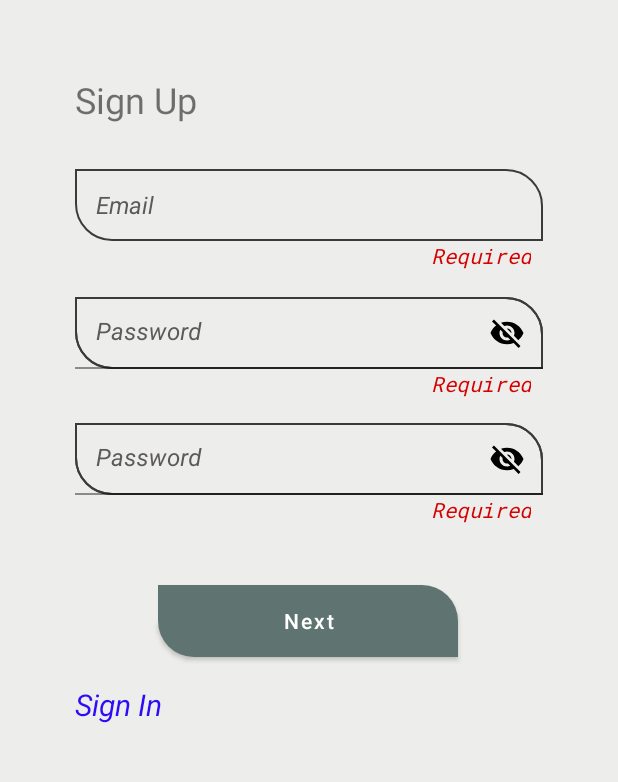
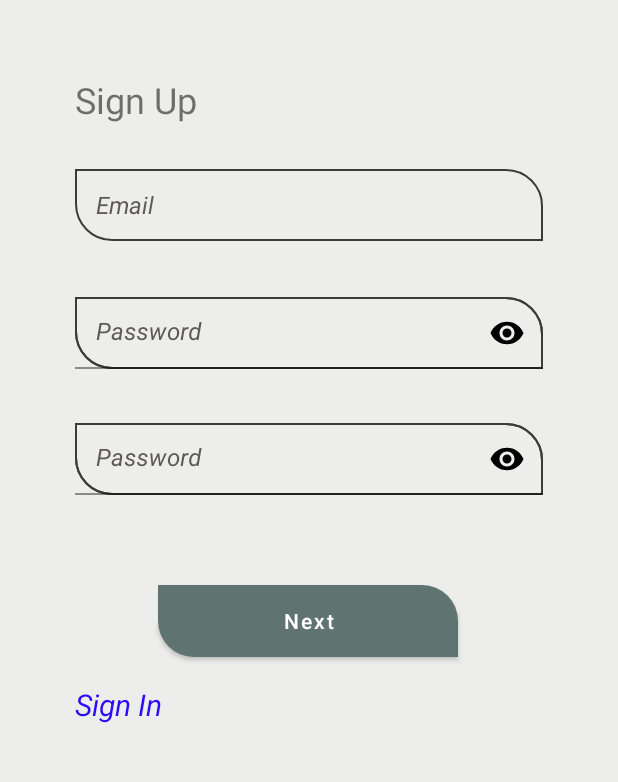
Before and after one commit to Msous001/Quick_Pet1, an Android app: the layout activity_register.xml on its own in the app's theme, with its tools: preview values and no code run, on a phone screen of 412 x 824 dp, the part 293-1075 px from its top. Run offline under Robolectric (Android 15) with nearby library versions, the phone set to English and light mode, and no system bars; Roboto replaces fonts that are not available here.

Commit message:
SignUp page

```diff
--- a/app/src/main/java/com/example/quick_pet/Register.java
+++ b/app/src/main/java/com/example/quick_pet/Register.java
@@ -27,7 +27,7 @@ public class Register extends AppCompatActivity {
     EditText mEmail, mPassword, mConfirm;
     TextView mReg1, mReg2, mReg3;
     Button reg_btn;
-    TextView mLogin, mForgot_pass;
+    TextView mLogin;
     FirebaseAuth fAuth;
 
     @Override
@@ -41,7 +41,7 @@ public class Register extends AppCompatActivity {
         mConfirm = findViewById(R.id.confirm_passw);
         reg_btn = findViewById(R.id.next_btn);
         mLogin = findViewById(R.id.singIn_link);
-        mForgot_pass = findViewById(R.id.forgot_link);
+
         mReg1 = findViewById(R.id.req1);
         mReg2 = findViewById(R.id.req2);
         mReg3 = findViewById(R.id.req3);
--- a/app/src/main/res/drawable/password_toggle.xml
+++ b/app/src/main/res/drawable/password_toggle.xml
@@ -1,6 +1,6 @@
 <?xml version="1.0" encoding="utf-8"?>
 <selector xmlns:android="http://schemas.android.com/apk/res/android">
+
     <item android:drawable="@drawable/ic_visibility_on" android:state_checked="true"/>
     <item android:drawable="@drawable/ic_visibility_off"/>
-
 </selector>
--- a/app/src/main/res/layout/activity_register.xml
+++ b/app/src/main/res/layout/activity_register.xml
@@ -78,6 +78,7 @@
         app:layout_constraintTop_toBottomOf="@+id/req1"
         app:layout_constraintVertical_bias="0.0"
         app:passwordToggleEnabled="true"
+        app:passwordToggleDrawable="@drawable/password_toggle"
         app:passwordToggleTint="@color/black">
 
 
@@ -113,6 +114,7 @@
         app:layout_constraintStart_toStartOf="parent"
         app:layout_constraintTop_toBottomOf="@+id/passw_input"
         app:layout_constraintVertical_bias="0.0"
+        app:passwordToggleDrawable="@drawable/password_toggle"
         app:passwordToggleEnabled="true"
         app:passwordToggleTint="@color/black">
 
@@ -174,13 +176,9 @@
 
     <TextView
         android:id="@+id/req1"
-        style="@style/required"
-        android:layout_width="wrap_content"
-        android:layout_height="wrap_content"
+        style="@style/require"
         android:text="@string/required"
-        android:textAlignment="textEnd"
-        android:paddingStart="8dp"
-        android:paddingEnd="8dp"
+        android:visibility="invisible"
         app:layout_constraintBottom_toBottomOf="parent"
         app:layout_constraintEnd_toEndOf="parent"
         app:layout_constraintHorizontal_bias="1.0"
@@ -194,10 +192,11 @@
         android:layout_width="wrap_content"
         android:layout_height="wrap_content"
         android:layout_marginEnd="50dp"
+        android:paddingStart="8dp"
+        android:paddingEnd="8dp"
         android:text="@string/required"
         android:textAlignment="textEnd"
-        android:paddingStart="8dp"
-        android:paddingEnd="8dp"
+        android:visibility="invisible"
         app:layout_constraintBottom_toBottomOf="parent"
         app:layout_constraintEnd_toEndOf="parent"
         app:layout_constraintHorizontal_bias="1.0"
@@ -211,10 +210,11 @@
         android:layout_width="wrap_content"
         android:layout_height="wrap_content"
         android:layout_marginEnd="50dp"
+        android:paddingStart="8dp"
+        android:paddingEnd="8dp"
         android:text="@string/required"
         android:textAlignment="textEnd"
-        android:paddingStart="8dp"
-        android:paddingEnd="8dp"
+        android:visibility="invisible"
         app:layout_constraintBottom_toBottomOf="parent"
         app:layout_constraintEnd_toEndOf="parent"
         app:layout_constraintHorizontal_bias="1.0"
--- a/app/src/main/res/values/styles.xml
+++ b/app/src/main/res/values/styles.xml
@@ -10,4 +10,25 @@
         <item name="android:textSize">14sp</item>
         <item name="android:textStyle">italic</item>
     </style>
+
+    <style name="require" parent="required">
+        <item name="android:layout_width">wrap_content</item>
+        <item name="android:layout_height">wrap_content</item>
+        <item name="android:textAlignment">textEnd</item>
+        <item name="android:paddingStart">8dp</item>
+        <item name="android:paddingEnd">8dp</item>
+    </style>
+
+    <style name="link">
+        <item name="android:layout_width">wrap_content</item>
+        <item name="android:layout_height">wrap_content</item>
+        <item name="android:layout_marginStart">50dp</item>
+        <item name="android:layout_marginTop">50dp</item>
+        <item name="android:clickable">true</item>
+        <item name="android:contextClickable">false</item>
+        <item name="android:textColor">@color/blue</item>
+        <item name="android:textColorLink">#E92CEF</item>
+        <item name="android:textSize">20sp</item>
+        <item name="android:textStyle">italic</item>
+    </style>
 </resources>
```
Also changed, not shown: app/src/main/res/layout/activity_main.xml (+19 -29 lines).
